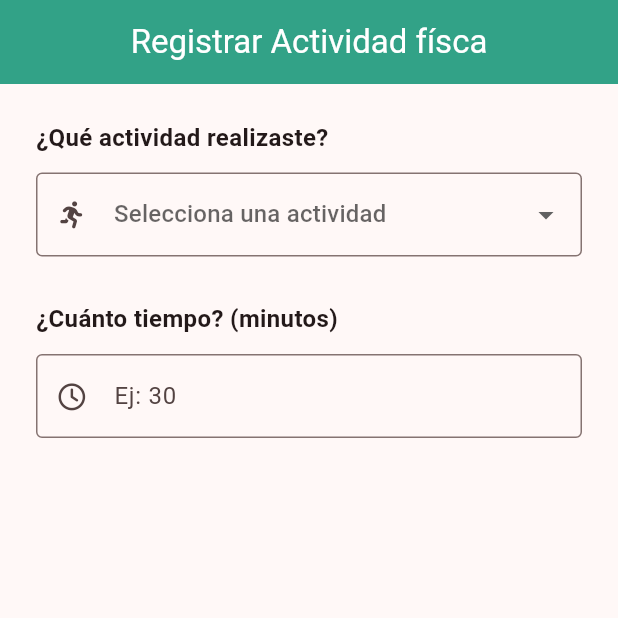
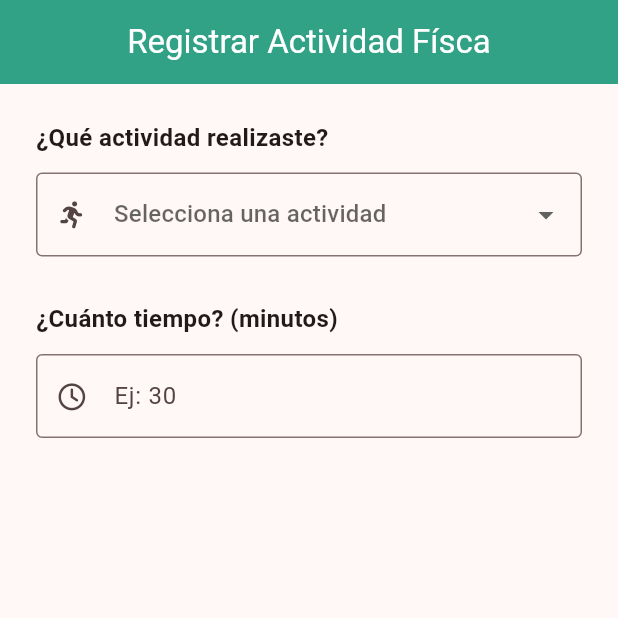
Before and after one commit to FelipeVelandia/HealthUp, a Flutter app: the ExerciseRegistrationPage screen opened by its route, on a phone screen of 412 x 824 dp, the top half of it. Run offline on Flutter 3.47's test engine with Material 3 defaults, Android fonts, the phone set to English and light mode, and no system bars; our stand-ins replace cloud_firestore, firebase_auth, firebase_core, flutter_svg, font_awesome_flutter, go_router; accounts and stored records are empty.

Commit message:
Detalles estéticos

```diff
--- a/lib/screens/exercise_registration/exercise_registration_page.dart
+++ b/lib/screens/exercise_registration/exercise_registration_page.dart
@@ -77,7 +77,7 @@ class _ExerciseRegistrationPageState extends State<ExerciseRegistrationPage> {
 
     return Scaffold(
       appBar: AppBar(
-        title: const Text("Registrar Actividad físca"),
+        title: const Text("Registrar Actividad Físca"),
         backgroundColor: greenPrimary,
         foregroundColor: Colors.white,
         centerTitle: true,
```
